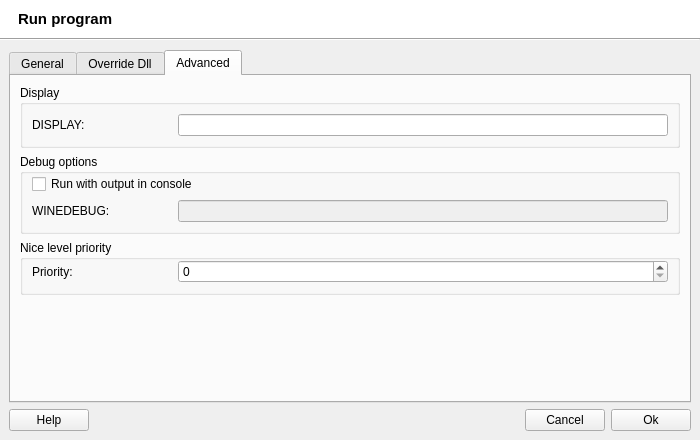
This is src/q4wine-gui/uis/Run.ui in brezerk/q4wine as Qt 5 draws it before an edit. The edited form follows.
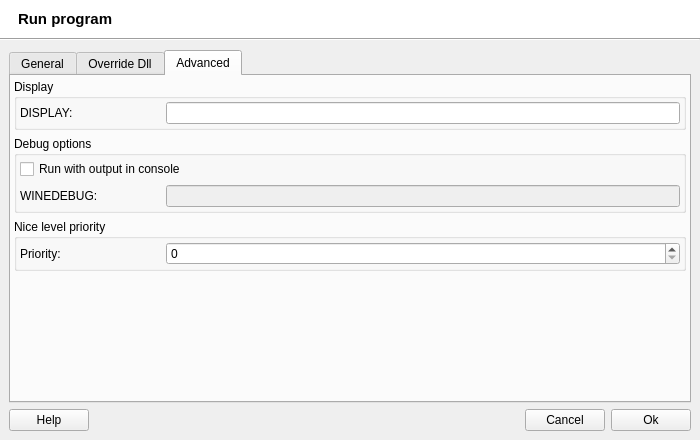
This is the edited form. The open tabs and pages were chosen to show the change. Icons and pictures are not drawn.

The edit to the form file:
```diff
--- a/src/q4wine-gui/uis/Run.ui
+++ b/src/q4wine-gui/uis/Run.ui
@@ -609,6 +609,9 @@
           <string>Advanced</string>
          </attribute>
          <layout class="QVBoxLayout">
+          <property name="margin">
+           <number>3</number>
+          </property>
           <item>
            <widget class="QGroupBox" name="groupBox_4">
             <property name="title">
@@ -618,6 +621,9 @@
              <property name="spacing">
               <number>2</number>
              </property>
+             <property name="margin">
+              <number>3</number>
+             </property>
              <item>
               <widget class="QWidget" name="widget_9" native="true">
                <layout class="QHBoxLayout">
@@ -658,8 +664,8 @@
              <string>Debug options</string>
             </property>
             <layout class="QVBoxLayout">
-             <property name="topMargin">
-              <number>0</number>
+             <property name="margin">
+              <number>3</number>
              </property>
              <item>
               <widget class="QCheckBox" name="cbUseConsole">
@@ -712,8 +718,8 @@
              <string>Nice level priority</string>
             </property>
             <layout class="QVBoxLayout" name="_3">
-             <property name="topMargin">
-              <number>0</number>
+             <property name="margin">
+              <number>3</number>
              </property>
              <item>
               <widget class="QWidget" name="widget_14" native="true">
```
Left out of the diff: 18 changed lines with no effect on the pictures.
